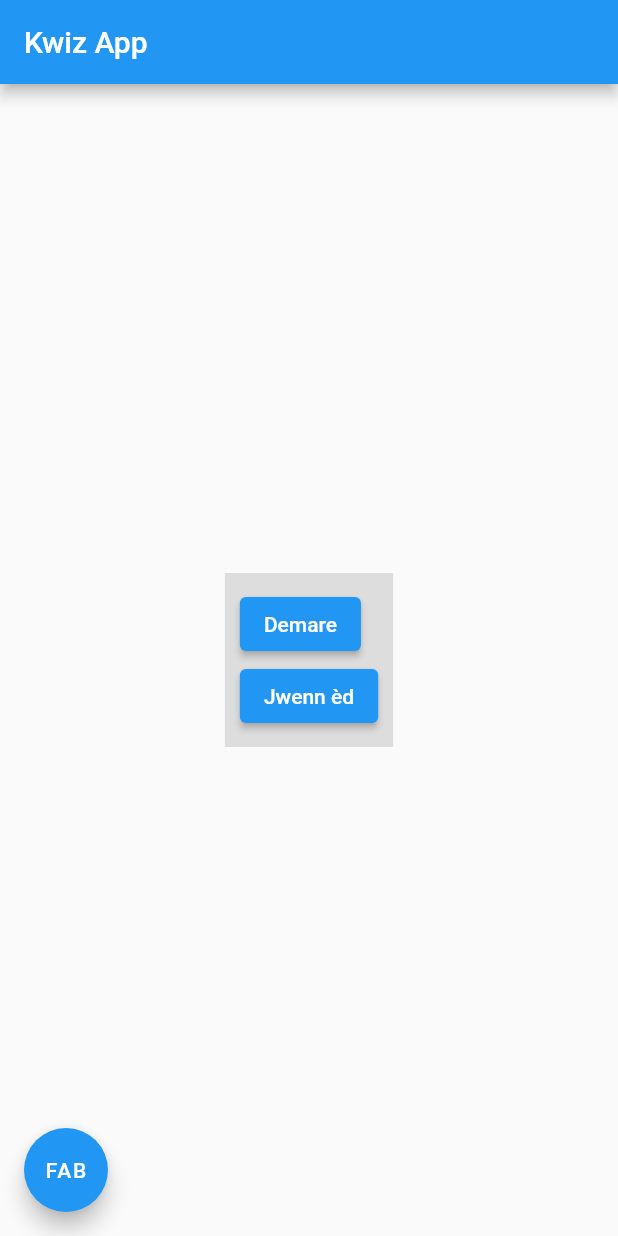
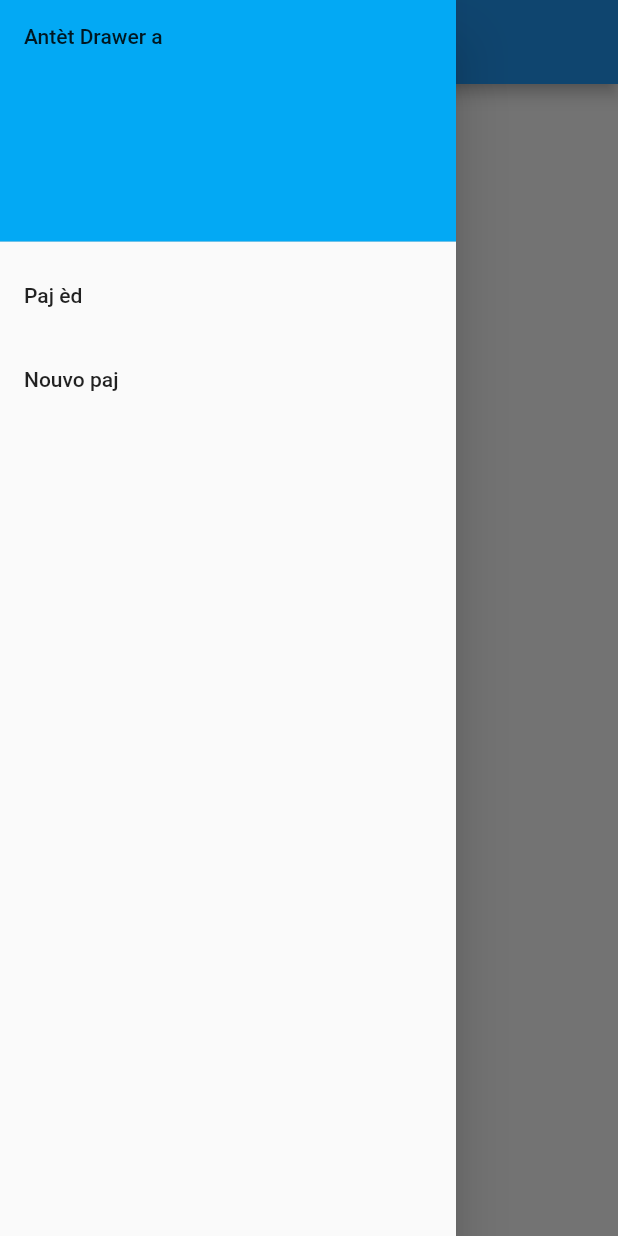
Before and after one commit to Lemayzeur/flutter_course_series, a Flutter app: the screen it shows after launch, with the side drawer open (before the commit the screen has no drawer), on a phone screen of 412 x 824 dp. Run offline on Flutter 3.47's test engine with Material 2 defaults, Android fonts, the phone set to English and light mode, and no system bars.

Commit message:
chapter10

```diff
--- a/lib/main.dart
+++ b/lib/main.dart
@@ -28,6 +28,35 @@ class HomeScreen extends StatelessWidget {
     return Scaffold(
       appBar: AppBar(
         title: const Text('Kwiz App')
+      ),
+      drawer: Drawer(
+        child: ListView(
+          padding: EdgeInsets.zero, // m retire espas anndan yo.
+          children: [
+            const DrawerHeader(
+              decoration: BoxDecoration(
+                color: Colors.lightBlue,
+              ),
+              child: Text('Antèt Drawer a'),
+            ),
+            ListTile(
+              title: const Text('Paj èd'),
+              onTap: () {
+                  Navigator.pop(context);
+                  Navigator.push(context,
+                    MaterialPageRoute(builder: (ctx) => const HelpScreen(fromPage: "Paj HomeScreen")));
+              },
+            ),
+            ListTile(
+              title: const Text('Nouvo paj'),
+              onTap: () {
+                  Navigator.pop(context);
+                  Navigator.push(context,
+                    MaterialPageRoute(builder: (ctx) => const NewPageScreen()));
+              },
+            ),
+          ],
+        ),
       ),
 
       body: Center(
@@ -88,3 +117,18 @@ class HelpScreen extends StatelessWidget {
     );
   }
 }
+
+
+class NewPageScreen extends StatelessWidget {
+  const NewPageScreen({ Key? key}) : super(key: key);
+
+  @override
+  Widget build(BuildContext context){
+    return Scaffold(
+      appBar: AppBar(
+        title: const Text("Nouvo Paj")
+      ),
+      body: Container(),
+    );
+  }
+}
```
